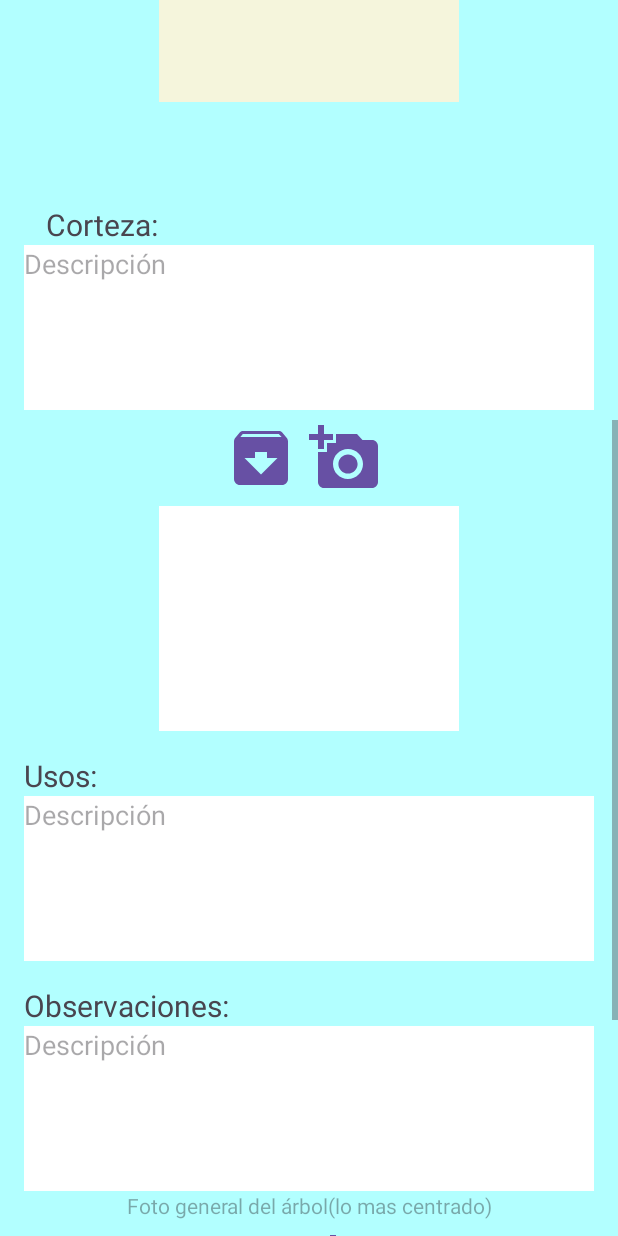
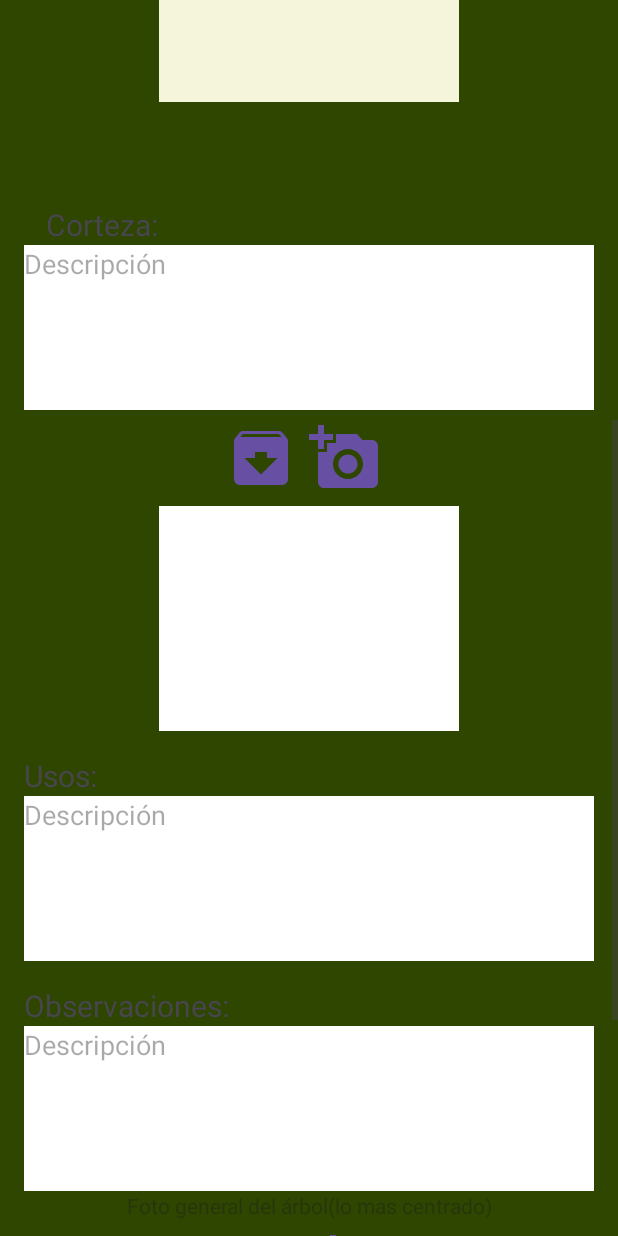
Before and after one commit to Veca-LAG/Forestales, an Android app: the MainActivity3 screen opened directly, with no data from a screen before it, scrolled down 576 dp, on a phone screen of 412 x 824 dp. Run offline under Robolectric (Android 15) with nearby library versions, the phone set to English and light mode, and no system bars.

Commit message:
Update activity_main3.xml

```diff
--- a/app/src/main/res/layout/activity_main3.xml
+++ b/app/src/main/res/layout/activity_main3.xml
@@ -4,7 +4,7 @@
     xmlns:tools="http://schemas.android.com/tools"
     android:layout_width="match_parent"
     android:layout_height="match_parent"
-    android:background="#B2FFFF">
+    android:background="#2E4600">
 
     <androidx.constraintlayout.widget.ConstraintLayout
         android:layout_width="match_parent"
@@ -20,7 +20,7 @@
             android:layout_marginTop="8dp"
             android:gravity="center"
             android:text="ForestApp"
-            android:textColor="@color/black"
+            android:textColor="@color/white"
             android:textSize="36sp"
             android:textStyle="bold"
             app:layout_constraintEnd_toEndOf="parent"
@@ -30,6 +30,7 @@
 
         <TextView
             android:id="@+id/tvHojas"
+            android:textColor="@color/white"
             android:layout_width="wrap_content"
             android:layout_height="wrap_content"
             android:layout_marginTop="16dp"
@@ -53,11 +54,11 @@
             android:layout_height="wrap_content"
             android:layout_marginTop="16dp"
             android:minHeight="48dp"
+            android:background="@drawable/spinner_background"
             android:visibility="gone"
             app:layout_constraintEnd_toEndOf="parent"
             app:layout_constraintStart_toStartOf="parent"
             app:layout_constraintTop_toBottomOf="@id/seekHojas" />
-
 
         <LinearLayout
             android:id="@+id/layoutBotonesHojas"
@@ -104,11 +105,12 @@
         <!-- FLORES -->
         <TextView
             android:id="@+id/tvFlores"
+            android:textColor="@color/white"
             android:layout_width="wrap_content"
             android:layout_height="wrap_content"
             android:layout_marginTop="16dp"
+            android:drawableStart="@drawable/baseline_flower"
             android:text="Flores: 0%"
-            android:drawableStart="@drawable/baseline_flower"
             android:textSize="20sp"
             app:layout_constraintStart_toStartOf="parent"
             app:layout_constraintTop_toBottomOf="@id/imgHojas" />
@@ -165,6 +167,7 @@
         <!-- FRUTOS -->
         <TextView
             android:id="@+id/tvFrutos"
+            android:textColor="@color/white"
             android:layout_width="wrap_content"
             android:layout_height="wrap_content"
             android:layout_marginTop="16dp"
@@ -176,6 +179,7 @@
 
         <SeekBar
             android:id="@+id/seekFrutos"
+
             android:layout_width="0dp"
             android:layout_height="wrap_content"
             app:layout_constraintTop_toBottomOf="@id/tvFrutos"
@@ -188,10 +192,13 @@
             android:layout_height="wrap_content"
             android:layout_marginTop="16dp"
             android:minHeight="48dp"
+            android:background="@drawable/spinner_background"
             android:visibility="gone"
             app:layout_constraintEnd_toEndOf="parent"
             app:layout_constraintStart_toStartOf="parent"
             app:layout_constraintTop_toBottomOf="@id/seekFrutos" />
+
+
 
         <LinearLayout
             android:id="@+id/layoutBotonesFrutos"
@@ -235,6 +242,7 @@
         <!-- RAMAS -->
         <TextView
             android:id="@+id/tvRamas"
+            android:textColor="@color/white"
             android:layout_width="wrap_content"
             android:layout_height="wrap_content"
             android:layout_marginTop="16dp"
```
